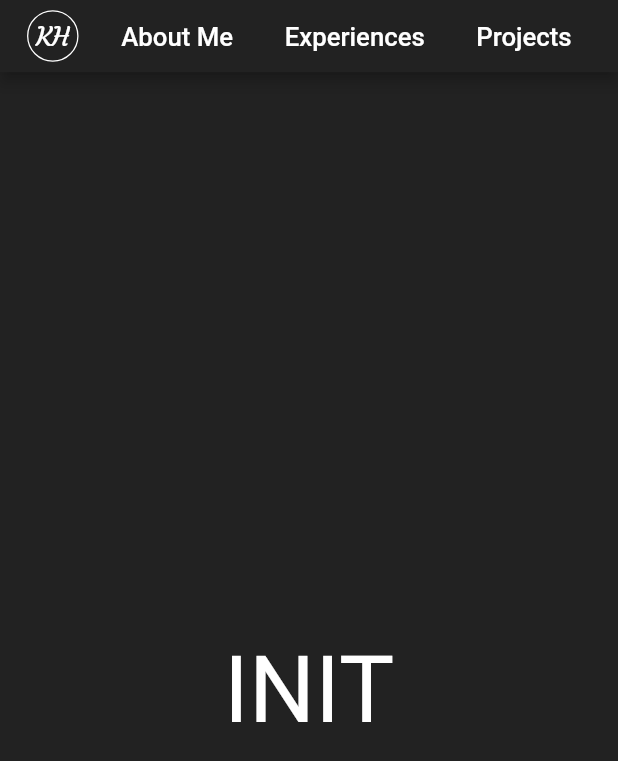
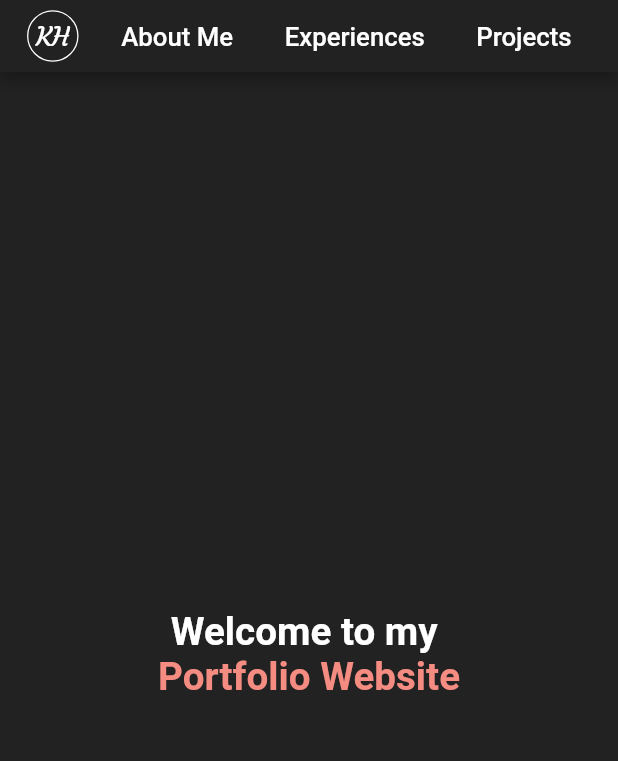
Before and after one commit to Kwang-Kian-Hui/portfolio-website-v2-flutter, a Flutter app: the screen it shows after launch, on a phone screen of 412 x 824 dp. Shown: the top 761 px of the screen. Run offline on Flutter 3.47's test engine with Material 2 defaults, Android fonts, the phone set to English and light mode, and no system bars; drawn by our look-alikes of animated_background, scrollable_positioned_list; our stand-ins replace dotted_border, flutter_riverpod, responsive_framework.

Commit message:
init page

```diff
--- a/flutter_portfolio_website/lib/core/presentation/components/init_widget.dart
+++ b/flutter_portfolio_website/lib/core/presentation/components/init_widget.dart
@@ -1,17 +1,91 @@
+import 'package:animated_background/animated_background.dart';
 import 'package:flutter/material.dart';
+import 'package:flutter_portfolio_website/core/presentation/const/styles.dart';
+import 'package:responsive_framework/responsive_framework.dart';
 
 class InitWidget extends StatefulWidget {
   const InitWidget({Key? key}) : super(key: key);
 
   @override
   State<InitWidget> createState() => _InitWidgetState();
+
+  Size get preferredSize => const Size.fromHeight(kToolbarHeight);
 }
 
-class _InitWidgetState extends State<InitWidget> {
+class _InitWidgetState extends State<InitWidget>
+    with SingleTickerProviderStateMixin {
+  int particleTypeIndex = 0;
+
+  static ParticleOptions particles = const ParticleOptions(
+    baseColor: Color(0xffF58C82),
+    spawnOpacity: 0.0,
+    opacityChangeRate: 0.25,
+    minOpacity: 0.1,
+    maxOpacity: 0.4,
+    particleCount: 50,
+    spawnMaxRadius: 15.0,
+    spawnMinRadius: 7.0,
+    spawnMaxSpeed: 100.0,
+    spawnMinSpeed: 30,
+  );
+
+  static ParticleOptions hoverParticles = const ParticleOptions(
+    baseColor: Color(0xffF58C82),
+    spawnOpacity: 0.0,
+    opacityChangeRate: 1,
+    minOpacity: 0.5,
+    maxOpacity: 0.7,
+    particleCount: 30,
+    spawnMaxRadius: 30.0,
+    spawnMinRadius: 14.0,
+    spawnMaxSpeed: 10.0,
+    spawnMinSpeed: 1.0,
+  );
+
+  static List<ParticleOptions> particleList = [
+    particles,
+    hoverParticles,
+  ];
+
   @override
   Widget build(BuildContext context) {
-    return Container(
-        height: MediaQuery.of(context).size.height,
-        child: const Center(child: Text("INIT", style: TextStyle(fontSize: 72, color: Colors.white))));
+    return SizedBox(
+      height: MediaQuery.of(context).size.height - widget.preferredSize.height,
+      width: MediaQuery.of(context).size.width,
+      child: AnimatedBackground(
+        vsync: this,
+        behaviour:
+            RandomParticleBehaviour(options: particleList[particleTypeIndex]),
+        child: Container(
+          alignment: Alignment.center,
+          child: MouseRegion(
+            cursor: SystemMouseCursors.click,
+            onEnter: (pointerEvent) {
+              particleTypeIndex = 1;
+              print("1");
+              setState(() {});
+            },
+            onExit: (pointerEvent) {
+              particleTypeIndex = 0;
+              print("0");
+              setState(() {});
+            },
+            child: ResponsiveRowColumn(
+              rowMainAxisAlignment: MainAxisAlignment.center,
+              columnMainAxisAlignment: MainAxisAlignment.center,
+              rowMainAxisSize: MainAxisSize.min,
+              columnMainAxisSize: MainAxisSize.min,
+              layout: ResponsiveWrapper.of(context).isSmallerThan("MINI-DESKTOP")
+            ? ResponsiveRowColumnType.COLUMN
+            : ResponsiveRowColumnType.ROW,
+              children: const [
+                ResponsiveRowColumnItem(child: Text("Welcome to my ", style: AppStyles.roboto30Bold)),
+                ResponsiveRowColumnItem(child: Text("Portfolio Website", style: AppStyles.roboto30ColoredBold)),
+              ],
+            ),
+          ),
+        ),
+      ),
+    );
   }
 }
--- a/flutter_portfolio_website/lib/core/presentation/const/styles.dart
+++ b/flutter_portfolio_website/lib/core/presentation/const/styles.dart
@@ -4,6 +4,8 @@ class AppStyles {
   static const webBorderPadding = 60.0;
   static const mobileBorderPadding = 20.0;
 
+  static const roboto30ColoredBold = TextStyle(fontSize: 30.0, fontFamily: "Roboto", fontWeight: FontWeight.w700, color: Color(0xffF58C82), overflow: TextOverflow.ellipsis);
+  static const roboto30Bold = TextStyle(fontSize: 30.0, fontFamily: "Roboto", fontWeight: FontWeight.w700, color: Colors.white, overflow: TextOverflow.ellipsis);
   static const roboto25ColoredBold = TextStyle(fontSize: 25.0, fontFamily: "Roboto", fontWeight: FontWeight.w700, color: Color(0xffF58C82), overflow: TextOverflow.ellipsis);
   static const roboto25Bold = TextStyle(fontSize: 25.0, fontFamily: "Roboto", fontWeight: FontWeight.w700, color: Colors.white, overflow: TextOverflow.ellipsis);
   static const roboto20 = TextStyle(fontSize: 20.0, fontFamily: "Roboto", color: Colors.white, overflow: TextOverflow.ellipsis);
@@ -22,5 +24,10 @@ class AppStyles {
 
   static const courgette20 = TextStyle(fontSize: 20.0, fontFamily: "Courgette", color: Colors.white, overflow: TextOverflow.ellipsis);
   static const courgette20Colored = TextStyle(fontSize: 20.0, fontFamily: "Courgette", color: Color(0xffF58C82), overflow: TextOverflow.ellipsis);
+
+  static const courgette30 = TextStyle(fontSize: 30.0, fontFamily: "Courgette", color: Colors.white, overflow: TextOverflow.ellipsis);
+  static const courgette30Colored = TextStyle(fontSize: 30.0, fontFamily: "Courgette", color: Color(0xffF58C82), overflow: TextOverflow.ellipsis);
+  static const courgette30Bold = TextStyle(fontSize: 30.0, fontFamily: "Courgette", fontWeight: FontWeight.w700, color: Colors.white, overflow: TextOverflow.ellipsis);
+  static const courgette30ColoredBold = TextStyle(fontSize: 30.0, fontFamily: "Courgette", fontWeight: FontWeight.w700, color: Color(0xffF58C82), overflow: TextOverflow.ellipsis);
   // static const courgette20 = TextStyle(fontSize: 20.0, fontFamily: "Courgette", color: Colors.white,);
 }
--- a/flutter_portfolio_website/pubspec.yaml
+++ b/flutter_portfolio_website/pubspec.yaml
@@ -34,6 +34,7 @@ dependencies:
   scrollable_positioned_list: ^0.3.4 # list to allow scroll to specific item in list, BSD-3-Clause License
   dotted_border: ^2.0.0+2 # easily add dotted borders around widgets, MIT License
   intl: ^0.17.0 # date format etc, BSD-3-Clause
+  animated_background: ^2.0.0 # background animations, MIT License
 
   # The following adds the Cupertino Icons font to your application.
   # Use with the CupertinoIcons class for iOS style icons.
```
Also changed, not shown: flutter_portfolio_website/pubspec.lock.
